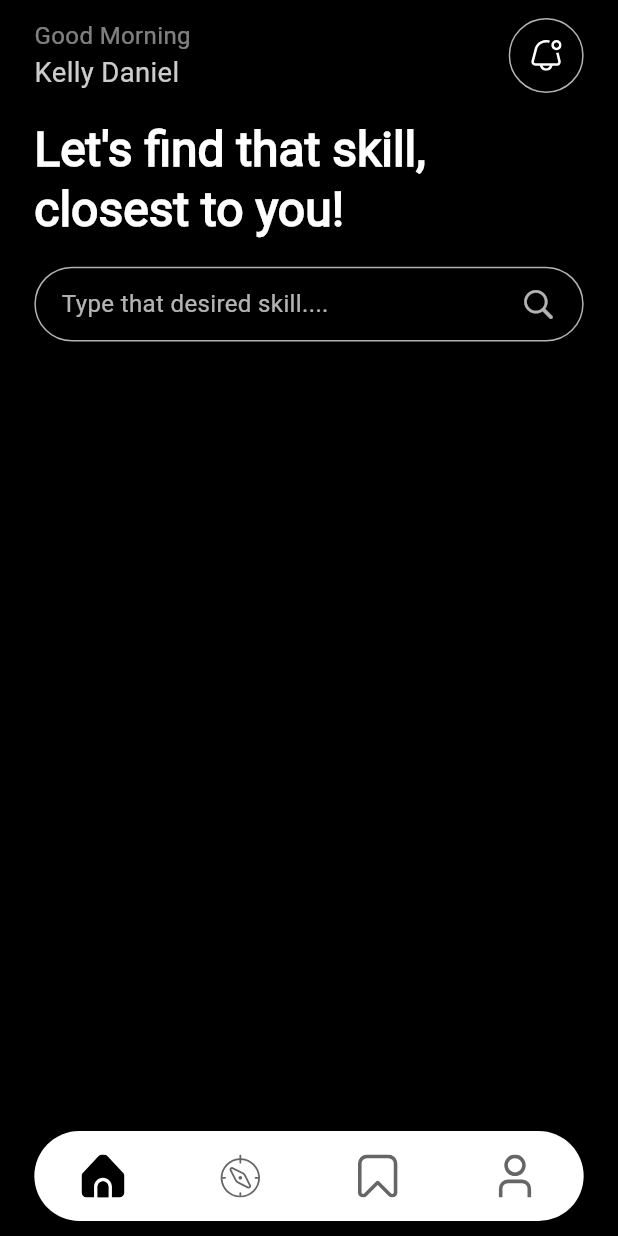
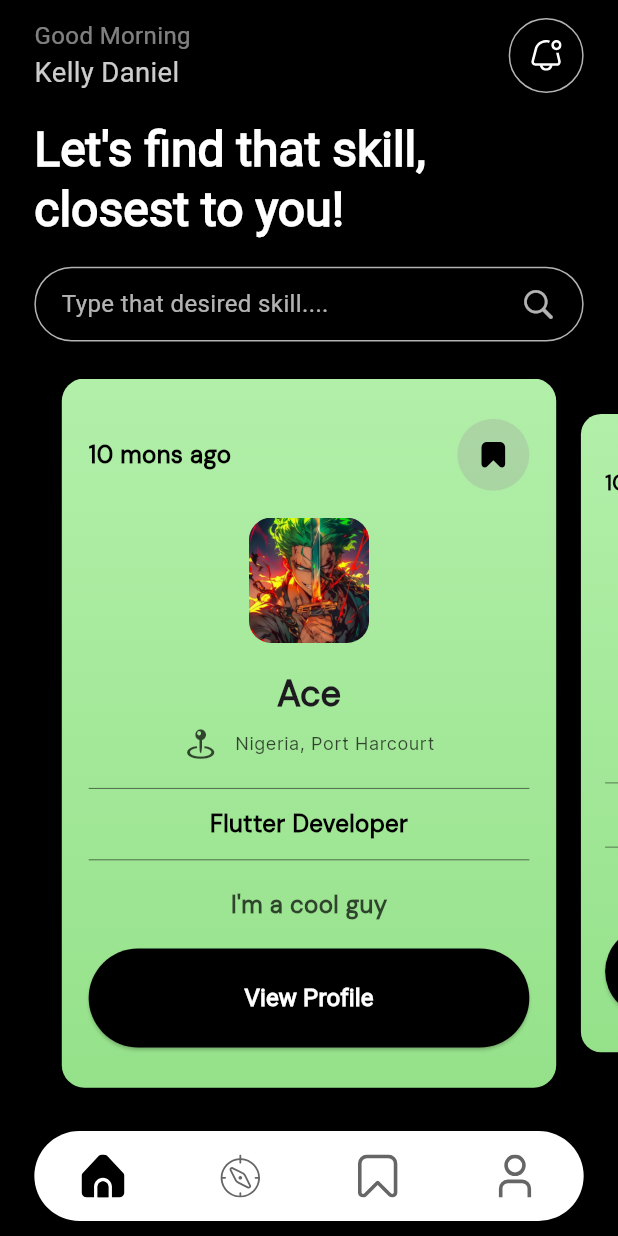
Before and after one commit to KellyDanielO/skillradar_gemini, a Flutter app: the BaseScreen screen opened directly, on a phone screen of 412 x 824 dp. Run offline on Flutter 3.47's test engine with Material 3 defaults, Android fonts, the light colour scheme and no system bars; drawn by our look-alikes of card_swiper, flutter_animate; our stand-ins replace flutter_riverpod, flutter_screenutil, flutter_svg; generated files the repository leaves out were written again.

Commit message:
created profile cards

```diff
--- a/lib/core/constants/assets.dart
+++ b/lib/core/constants/assets.dart
@@ -4,6 +4,12 @@ class AppAssets{
   static const String logo3 = 'assets/images/logo3.png';
   static const String facebook = 'assets/images/facebook.png';
   static const String google = 'assets/images/google.png';
+  // Avatars
+  // ====================
+  static const String avatar1 = 'assets/images/avatar-1.jpeg';
+  static const String avatar2 = 'assets/images/avatar-2.jpeg';
+  static const String avatar3 = 'assets/images/avatar-3.jpeg';
+  static const String avatar4 = 'assets/images/avatar-4.jpeg';
 
   // Icons
   // ==================================================
--- a/lib/core/constants/fonts.dart
+++ b/lib/core/constants/fonts.dart
@@ -1,3 +1,6 @@
 class AppFonts{
-  static const String actionFont = '';
+  static const String actionFont = 'Aclonica';
+  static const String interFont = 'Inter';
+  static const String sansFont = 'DMSans';
+  static const String robotoFont = 'Roboto';
 }
--- a/lib/features/base/presentation/screens/base_screen.dart
+++ b/lib/features/base/presentation/screens/base_screen.dart
@@ -3,9 +3,12 @@ import 'package:flutter/material.dart';
 import 'package:flutter_riverpod/flutter_riverpod.dart';
 import 'package:flutter_screenutil/flutter_screenutil.dart';
 import 'package:flutter_svg/flutter_svg.dart';
-import 'package:skillradar/core/constants/colors.dart';
+import 'package:card_swiper/card_swiper.dart';
 
 import '../../../../core/constants/assets.dart';
+
+import '../../../../core/constants/colors.dart';
+import '../widgets/profile_card.dart';
 
 class BaseScreen extends ConsumerStatefulWidget {
   const BaseScreen({super.key});
@@ -59,10 +62,47 @@ class _BaseScreenState extends ConsumerState<BaseScreen> {
         },
       ),
     ];
+    List<UserProfile> profiles = [
+      UserProfile(
+        name: 'Ace',
+        image: AppAssets.avatar1,
+        location: 'Nigeria, Port Harcourt',
+        skill: 'Flutter Developer',
+        bio: 'I\'m a cool guy',
+        joined: '10 mons ago',
+        action: () {},
+      ),
+      UserProfile(
+        name: 'Kelly Daniel',
+        image: AppAssets.avatar2,
+        location: 'Nigeria, Port Harcourt',
+        skill: 'Flutter Developer',
+        bio: 'I\'m a cool guy',
+        joined: '10 mons ago',
+        action: () {},
+      ),
+      UserProfile(
+        name: 'Livingstone',
+        image: AppAssets.avatar3,
+        location: 'Nigeria, Port Harcourt',
+        skill: 'Flutter Developer',
+        bio: 'I\'m a cool guy',
+        joined: '10 mons ago',
+        action: () {},
+      ),
+      UserProfile(
+        name: 'Victor Chiaka',
+        image: AppAssets.avatar4,
+        location: 'Nigeria, Port Harcourt',
+        skill: 'Flutter Developer',
+        bio: 'I\'m a cool guy',
+        joined: '10 mons ago',
+        action: () {},
+      ),
+    ];
     return Scaffold(
       body: SafeArea(
-        child: Container(
-          padding: EdgeInsets.symmetric(horizontal: 20.w),
+        child: SizedBox(
           width: width,
           height: height,
           child: Stack(
@@ -74,7 +114,9 @@ class _BaseScreenState extends ConsumerState<BaseScreen> {
                   child: Column(
                     children: <Widget>[
                       SizedBox(height: 10.h),
-                      Row(
+                      Padding(
+                        padding: EdgeInsets.symmetric(horizontal: 20.w),
+                        child: Row(
                           mainAxisAlignment: MainAxisAlignment.spaceBetween,
                           children: <Widget>[
                             Column(
@@ -113,11 +155,14 @@ class _BaseScreenState extends ConsumerState<BaseScreen> {
                                   height: 18.h,
                                 ),
                               ),
-                          )
+                            ),
                           ],
                         ),
+                      ),
                       SizedBox(height: 15.h),
-                      Text(
+                      Padding(
+                        padding: EdgeInsets.symmetric(horizontal: 20.w),
+                        child: Text(
                           'Let\'s find that skill, closest to you!',
                           style: Theme.of(context)
                               .textTheme
@@ -126,8 +171,11 @@ class _BaseScreenState extends ConsumerState<BaseScreen> {
                                   color: AppColors.whiteColor,
                                   fontWeight: FontWeight.bold),
                         ),
+                      ),
                       SizedBox(height: 15.h),
-                      Container(
+                      Padding(
+                        padding: EdgeInsets.symmetric(horizontal: 20.w),
+                        child: Container(
                           padding: EdgeInsets.symmetric(
                               horizontal: 15.w, vertical: 10.h),
                           decoration: BoxDecoration(
@@ -152,6 +200,29 @@ class _BaseScreenState extends ConsumerState<BaseScreen> {
                             ],
                           ),
                         ),
+                      ),
+                      SizedBox(height: height * .03),
+                      Flexible(
+                        child: Swiper(
+                          itemBuilder: (BuildContext context, int index) {
+                            final element = profiles[index];
+                            return ProfileCard(
+                              name: element.name,
+                              image: element.image,
+                              location: element.location,
+                              skill: element.skill,
+                              bio: element.bio,
+                              joined: element.joined,
+                              action: element.action,
+                            );
+                          },
+                          itemCount: profiles.length,
+                          viewportFraction: 0.8,
+                          scale: 0.9,
+                          loop: false,
+                        ),
+                      ),
+                      SizedBox(height: height * .12),
                     ],
                   ),
                 ),
@@ -169,6 +240,8 @@ class _BaseScreenState extends ConsumerState<BaseScreen> {
       left: 0,
       right: 0,
       bottom: 10,
+      child: Padding(
+        padding: EdgeInsets.symmetric(horizontal: 20.w),
         child: Container(
           width: width - 20.w,
           decoration: BoxDecoration(
@@ -209,6 +282,7 @@ class _BaseScreenState extends ConsumerState<BaseScreen> {
             ),
           ),
         ),
+      ),
     );
   }
 }
@@ -223,3 +297,23 @@ class BottomTabs {
       required this.defaultIcon,
       required this.action});
 }
+
+class UserProfile {
+  final String name;
+  final String image;
+  final String location;
+  final String skill;
+  final String bio;
+  final String joined;
+  final void Function() action;
+
+  UserProfile({
+    required this.name,
+    required this.image,
+    required this.location,
+    required this.skill,
+    required this.bio,
+    required this.joined,
+    required this.action,
+  });
+}
--- /dev/null
+++ b/lib/features/base/presentation/widgets/profile_card.dart
@@ -0,0 +1,176 @@
+import 'package:flutter/cupertino.dart';
+import 'package:flutter/material.dart';
+import 'package:flutter_riverpod/flutter_riverpod.dart';
+import 'package:flutter_screenutil/flutter_screenutil.dart';
+import 'package:flutter_svg/flutter_svg.dart';
+import 'package:flutter_gen/gen_l10n/app_localizations.dart';
+
+import '../../../../core/constants/assets.dart';
+import '../../../../core/constants/colors.dart';
+import '../../../../core/constants/fonts.dart';
+import '../../../../core/widgets/custom_btns.dart';
+
+class ProfileCard extends ConsumerWidget {
+  final String name;
+  final String image;
+  final String location;
+  final String skill;
+  final String bio;
+  final String joined;
+  final void Function() action;
+  const ProfileCard({
+    required this.name,
+    required this.image,
+    required this.location,
+    required this.skill,
+    required this.bio,
+    required this.joined,
+    required this.action,
+    super.key,
+  });
+
+  @override
+  Widget build(BuildContext context, WidgetRef ref) {
+    double width = ScreenUtil().screenWidth;
+    double height = ScreenUtil().screenHeight;
+    final transH = AppLocalizations.of(context)!;
+    return Container(
+      decoration: BoxDecoration(
+        gradient: const LinearGradient(
+          begin: Alignment.topCenter,
+          end: Alignment.bottomCenter,
+          colors: [
+            Color(0xFFb2efa9),
+            Color(0xFF95e18a),
+          ],
+        ),
+        borderRadius: BorderRadius.circular(15),
+      ),
+      padding: EdgeInsets.all(15.h),
+      child: Column(
+        mainAxisAlignment: MainAxisAlignment.spaceAround,
+        children: <Widget>[
+          Row(
+            mainAxisAlignment: MainAxisAlignment.spaceBetween,
+            children: <Widget>[
+              Text(
+                joined,
+                style: TextStyle(
+                    fontSize: 14.sp,
+                    fontFamily: AppFonts.sansFont,
+                    fontWeight: FontWeight.w600,
+                    color: AppColors.blackColor),
+              ),
+              Container(
+                decoration: BoxDecoration(
+                  color: AppColors.greyColor.withOpacity(.3),
+                  borderRadius: BorderRadius.circular(30),
+                ),
+                child: IconButton(
+                  onPressed: () {},
+                  icon: SvgPicture.asset(
+                    AppAssets.bookmarkBoldIcon,
+                    colorFilter: const ColorFilter.mode(
+                        AppColors.blackColor, BlendMode.srcIn),
+                    width: 15.w,
+                    height: 15.h,
+                  ),
+                ),
+              ),
+            ],
+          ),
+          SizedBox(
+            width: 70.w,
+            height: 70.h,
+            child: ClipRRect(
+              borderRadius: BorderRadius.circular(15),
+              child: Image.asset(
+                image,
+                fit: BoxFit.cover,
+              ),
+            ),
+          ),
+          Column(
+            children: <Widget>[
+              Text(
+                name,
+                style: Theme.of(context).textTheme.headlineSmall!.copyWith(
+                      fontWeight: FontWeight.w600,
+                      fontFamily: AppFonts.sansFont,
+                    ),
+              ),
+              SizedBox(height: 5.h),
+              Row(
+                mainAxisAlignment: MainAxisAlignment.center,
+                children: <Widget>[
+                  Icon(
+                    CupertinoIcons.map_pin_ellipse,
+                    color: AppColors.blackColor.withOpacity(.7),
+                    size: 20.sp,
+                  ),
+                  SizedBox(width: 10.w),
+                  ConstrainedBox(
+                    constraints: BoxConstraints(maxWidth: width * .6),
+                    child: Text(
+                      location,
+                      style: Theme.of(context).textTheme.bodySmall!.copyWith(
+                            fontWeight: FontWeight.w500,
+                            fontFamily: AppFonts.interFont,
+                            color: AppColors.blackColor.withOpacity(.7),
+                          ),
+                      overflow: TextOverflow.ellipsis,
+                    ),
+                  ),
+                ],
+              ),
+            ],
+          ),
+          Column(
+            children: <Widget>[
+              Container(
+                width: width,
+                height: .7,
+                color: AppColors.blackColor.withOpacity(.5),
+              ),
+              SizedBox(height: 10.h),
+              Text(
+                skill,
+                style: Theme.of(context).textTheme.bodyMedium!.copyWith(
+                      fontWeight: FontWeight.w600,
+                      fontFamily: AppFonts.sansFont,
+                      color: AppColors.blackColor,
+                    ),
+              ),
+              SizedBox(height: 10.h),
+              Container(
+                width: width,
+                height: .7,
+                color: AppColors.blackColor.withOpacity(.5),
+              ),
+            ],
+          ),
+          ConstrainedBox(
+            constraints: BoxConstraints(maxHeight: height * .2),
+            child: Text(
+              bio,
+              style: Theme.of(context).textTheme.bodyMedium!.copyWith(
+                    fontWeight: FontWeight.w600,
+                    fontFamily: AppFonts.sansFont,
+                    color: AppColors.blackColor.withOpacity(.7),
+                  ),
+              overflow: TextOverflow.ellipsis,
+            ),
+          ),
+          CustomBtn(
+            text: transH.viewProfile,
+            textColor: AppColors.whiteColor,
+            btnColor: AppColors.blackColor,
+            fontSize: 14.sp,
+            onPressed: () {},
+            padding: EdgeInsets.symmetric(vertical: 18.h),
+          )
+        ],
+      ),
+    );
+  }
+}
--- a/lib/l10n/app_en.arb
+++ b/lib/l10n/app_en.arb
@@ -3,5 +3,6 @@
   "appName": "skillradar",
   "welcomeMsgTitle": "Welcome to Skill Radar",
   "welcomeMsgBody": "You're one step away from connecting with that skill closest to you.",
-  "getStarted": "Get Started"
+  "getStarted": "Get Started",
+  "viewProfile": "View Profile"
 }
```
Also changed, not shown: pubspec.yaml (+28 -37 lines), assets/images/avatar-1.jpeg (added), assets/images/avatar-2.jpeg (added), assets/images/avatar-3.jpeg (added), assets/images/avatar-4.jpeg (added), pubspec.lock. Lines whose indentation alone changed are shown as unchanged.
